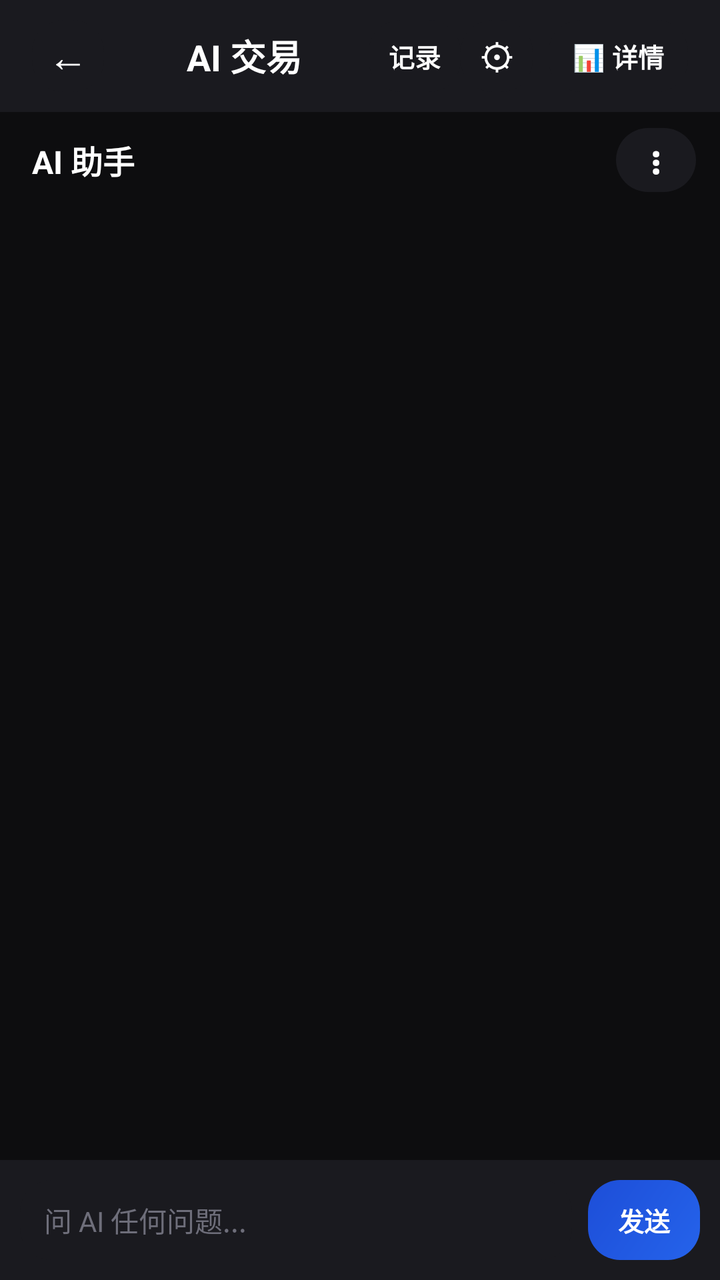
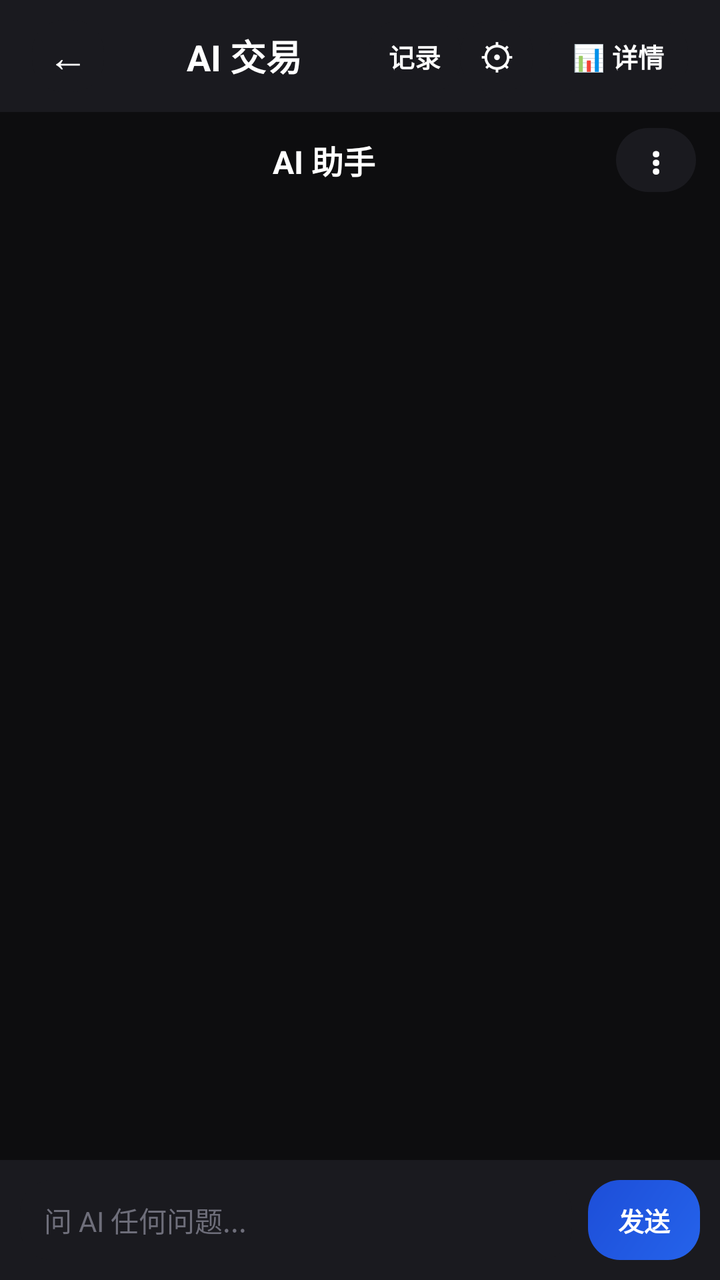

An Android layout rendered at two revisions. The XML below is the earlier revision; the diff shows what the commit changed to produce the second picture.
<!-- AndroidManifest.xml: application theme AppTheme -->
<!-- res/layout/activity_ai_agent.xml -->
<?xml version="1.0" encoding="utf-8"?>
<LinearLayout xmlns:android="http://schemas.android.com/apk/res/android"
    android:layout_width="match_parent"
    android:layout_height="match_parent"
    android:background="#0D0D0F"
    android:orientation="vertical">

    
    <LinearLayout
        android:layout_width="match_parent"
        android:layout_height="56dp"
        android:orientation="horizontal"
        android:gravity="center_vertical"
        android:background="#1A1A1F"
        android:paddingStart="16dp"
        android:paddingEnd="16dp">

        <TextView
            android:id="@+id/btnBack"
            android:layout_width="36dp"
            android:layout_height="36dp"
            android:text="←"
            android:textColor="#ffffff"
            android:textSize="20sp"
            android:gravity="center"
            android:background="@drawable/card_background" />

        <TextView
            android:layout_width="0dp"
            android:layout_height="wrap_content"
            android:layout_weight="1"
            android:text="@string/str_ai_trading"
            android:textColor="#ffffff"
            android:textSize="18sp"
            android:textStyle="bold"
            android:gravity="center"
            android:layout_marginStart="16dp" />

        <TextView
            android:id="@+id/btnRecords"
            android:layout_width="wrap_content"
            android:layout_height="36dp"
            android:text="@string/str_record"
            android:textColor="#ffffff"
            android:textSize="13sp"
            android:textStyle="bold"
            android:gravity="center"
            android:paddingStart="10dp"
            android:paddingEnd="10dp"
            android:layout_marginStart="8dp"
            android:background="@drawable/card_background" />

        <TextView
            android:id="@+id/btnSettings"
            android:layout_width="36dp"
            android:layout_height="36dp"
            android:text="⚙"
            android:textColor="#ffffff"
            android:textSize="18sp"
            android:gravity="center"
            android:background="@drawable/card_background" />

        
        <TextView
            android:id="@+id/btnToggleChat"
            android:layout_width="wrap_content"
            android:layout_height="36dp"
            android:text="@string/text_details_2"
            android:textColor="#ffffff"
            android:textSize="13sp"
            android:textStyle="bold"
            android:gravity="center"
            android:paddingStart="12dp"
            android:paddingEnd="12dp"
            android:layout_marginStart="8dp"
            android:background="@drawable/card_background" />

    </LinearLayout>

    
    <ScrollView
        android:id="@+id/detailsPanel"
        android:layout_width="match_parent"
        android:layout_height="0dp"
        android:layout_weight="1"
        android:fillViewport="true"
        android:visibility="gone">

        <LinearLayout
            android:layout_width="match_parent"
            android:layout_height="wrap_content"
            android:orientation="vertical"
            android:padding="16dp">

            
            <LinearLayout
                android:layout_width="match_parent"
                android:layout_height="wrap_content"
                android:orientation="vertical"
                android:background="@drawable/balance_card_background"
                android:padding="24dp"
                android:layout_marginBottom="16dp"
                android:gravity="center">

                <TextView
                    android:layout_width="wrap_content"
                    android:layout_height="wrap_content"
                    android:text="@string/str_profit_loss_today_2"
                    android:textColor="#8892b0"
                    android:textSize="12sp"
                    android:layout_marginBottom="4dp" />

                <TextView
                    android:id="@+id/tvDailyPnL"
                    android:layout_width="wrap_content"
                    android:layout_height="wrap_content"
                    android:text="$0.00"
                    android:textColor="#FFFFFF"
                    android:textSize="36sp"
                    android:textStyle="bold"
                    android:includeFontPadding="false"
                    android:layout_marginBottom="16dp" />

                <LinearLayout
                    android:layout_width="match_parent"
                    android:layout_height="wrap_content"
                    android:orientation="horizontal">

                    <LinearLayout
                        android:layout_width="0dp"
                        android:layout_height="wrap_content"
                        android:layout_weight="1"
                        android:orientation="vertical"
                        android:gravity="center">

                        <TextView
                            android:id="@+id/tvTradeCount"
                            android:layout_width="wrap_content"
                            android:layout_height="wrap_content"
                            android:text="0"
                            android:textColor="#FFFFFF"
                            android:textSize="20sp"
                            android:textStyle="bold" />

                        <TextView
                            android:layout_width="wrap_content"
                            android:layout_height="wrap_content"
                            android:text="@string/str_ai_trading"
                            android:textColor="#6E6E7A"
                            android:textSize="11sp"
                            android:layout_marginTop="2dp" />
                    </LinearLayout>

                    <LinearLayout
                        android:layout_width="0dp"
                        android:layout_height="wrap_content"
                        android:layout_weight="1"
                        android:orientation="vertical"
                        android:gravity="center">

                        <TextView
                            android:id="@+id/tvWinRate"
                            android:layout_width="wrap_content"
                            android:layout_height="wrap_content"
                            android:text="--"
                            android:textColor="#FFFFFF"
                            android:textSize="20sp"
                            android:textStyle="bold" />

                        <TextView
                            android:layout_width="wrap_content"
                            android:layout_height="wrap_content"
                            android:text="@string/str_win_rate_2"
                            android:textColor="#6E6E7A"
                            android:textSize="11sp"
                            android:layout_marginTop="2dp" />
                    </LinearLayout>

                    <LinearLayout
                        android:layout_width="0dp"
                        android:layout_height="wrap_content"
                        android:layout_weight="1"
                        android:orientation="vertical"
                        android:gravity="center">

                        <TextView
                            android:id="@+id/tvChainPrice"
                            android:layout_width="wrap_content"
                            android:layout_height="wrap_content"
                            android:text="ETH"
                            android:textColor="#FFFFFF"
                            android:textSize="20sp"
                            android:textStyle="bold" />

                        <TextView
                            android:layout_width="wrap_content"
                            android:layout_height="wrap_content"
                            android:text="@string/str_ai_trading"
                            android:textColor="#6E6E7A"
                            android:textSize="11sp"
                            android:layout_marginTop="2dp" />
                    </LinearLayout>
                </LinearLayout>
            </LinearLayout>

            
            <LinearLayout
                android:layout_width="match_parent"
                android:layout_height="wrap_content"
                android:orientation="horizontal"
                android:gravity="center_vertical"
                android:background="@drawable/card_background"
                android:padding="14dp"
                android:layout_marginBottom="12dp">

                <View
                    android:id="@+id/statusDot"
                    android:layout_width="8dp"
                    android:layout_height="8dp"
                    android:background="@drawable/dot_red" />

                <TextView
                    android:id="@+id/tvStatus"
                    android:layout_width="wrap_content"
                    android:layout_height="wrap_content"
                    android:text="@string/str_ai_not_started_2"
                    android:textColor="#FFFFFF"
                    android:textSize="13sp"
                    android:textStyle="bold"
                    android:layout_marginStart="8dp" />

                <TextView
                    android:id="@+id/tvCurrentPrice"
                    android:layout_width="0dp"
                    android:layout_height="wrap_content"
                    android:layout_weight="1"
                    android:text="$0.00"
                    android:textColor="#6E6E7A"
                    android:textSize="12sp"
                    android:gravity="end"
                    android:layout_marginEnd="12dp" />

                <TextView
                    android:id="@+id/tvSignal"
                    android:layout_width="wrap_content"
                    android:layout_height="wrap_content"
                    android:text="--"
                    android:textColor="#FFFFFF"
                    android:textSize="12sp"
                    android:textStyle="bold"
                    android:paddingStart="10dp"
                    android:paddingEnd="10dp"
                    android:paddingTop="4dp"
                    android:paddingBottom="4dp"
                    android:background="@drawable/card_background" />
            </LinearLayout>

            
            <LinearLayout
                android:layout_width="match_parent"
                android:layout_height="wrap_content"
                android:orientation="vertical"
                android:background="@drawable/card_background"
                android:padding="16dp"
                android:layout_marginBottom="12dp">

                <LinearLayout
                    android:id="@+id/indicatorsHeader"
                    android:layout_width="match_parent"
                    android:layout_height="wrap_content"
                    android:orientation="horizontal"
                    android:gravity="center_vertical">

                    <TextView
                        android:layout_width="0dp"
                        android:layout_height="wrap_content"
                        android:layout_weight="1"
                        android:text="@string/str_technical_specification"
                        android:textColor="#FFFFFF"
                        android:textSize="14sp"
                        android:textStyle="bold" />

                    <TextView
                        android:id="@+id/tvIndicatorsToggle"
                        android:layout_width="wrap_content"
                        android:layout_height="wrap_content"
                        android:text="@string/str_expand"
                        android:textColor="#2997F4"
                        android:textSize="12sp" />
                </LinearLayout>

                <LinearLayout
                    android:id="@+id/indicatorsBody"
                    android:layout_width="match_parent"
                    android:layout_height="wrap_content"
                    android:orientation="vertical"
                    android:visibility="gone"
                    android:layout_marginTop="12dp">

                    <LinearLayout
                        android:layout_width="match_parent"
                        android:layout_height="wrap_content"
                        android:orientation="horizontal"
                        android:layout_marginBottom="8dp">
                        <TextView android:layout_width="wrap_content" android:layout_height="wrap_content" android:text="RSI(14)" android:textColor="#6E6E7A" android:textSize="12sp" />
                        <TextView android:id="@+id/tvRSI" android:layout_width="0dp" android:layout_height="wrap_content" android:layout_weight="1" android:text="--" android:textColor="#FFFFFF" android:textSize="12sp" android:gravity="end" />
                    </LinearLayout>

                    <LinearLayout
                        android:layout_width="match_parent"
                        android:layout_height="wrap_content"
                        android:orientation="horizontal"
                        android:layout_marginBottom="8dp">
                        <TextView android:layout_width="wrap_content" android:layout_height="wrap_content" android:text="MACD" android:textColor="#6E6E7A" android:textSize="12sp" />
                        <TextView android:id="@+id/tvMACD" android:layout_width="0dp" android:layout_height="wrap_content" android:layout_weight="1" android:text="--" android:textColor="#FFFFFF" android:textSize="12sp" android:gravity="end" />
                    </LinearLayout>

                    <LinearLayout
                        android:layout_width="match_parent"
                        android:layout_height="wrap_content"
                        android:orientation="horizontal"
                        android:layout_marginBottom="8dp">
                        <TextView android:layout_width="wrap_content" android:layout_height="wrap_content" android:text="MA(20)" android:textColor="#6E6E7A" android:textSize="12sp" />
                        <TextView android:id="@+id/tvMA20" android:layout_width="0dp" android:layout_height="wrap_content" android:layout_weight="1" android:text="--" android:textColor="#FFFFFF" android:textSize="12sp" android:gravity="end" />
                    </LinearLayout>

                    <LinearLayout
                        android:layout_width="match_parent"
                        android:layout_height="wrap_content"
                        android:orientation="horizontal">
                        <TextView android:layout_width="wrap_content" android:layout_height="wrap_content" android:text="MA(50)" android:textColor="#6E6E7A" android:textSize="12sp" />
                        <TextView android:id="@+id/tvMA50" android:layout_width="0dp" android:layout_height="wrap_content" android:layout_weight="1" android:text="--" android:textColor="#FFFFFF" android:textSize="12sp" android:gravity="end" />
                    </LinearLayout>
                </LinearLayout>
            </LinearLayout>

            
            <LinearLayout
                android:layout_width="match_parent"
                android:layout_height="wrap_content"
                android:orientation="horizontal"
                android:gravity="center_vertical"
                android:background="@drawable/card_background"
                android:padding="14dp"
                android:layout_marginBottom="12dp">

                <TextView
                    android:layout_width="wrap_content"
                    android:layout_height="wrap_content"
                    android:text="@string/str_current_chain"
                    android:textColor="#6E6E7A"
                    android:textSize="13sp" />

                <TextView
                    android:id="@+id/tvCurrentChain"
                    android:layout_width="0dp"
                    android:layout_height="40dp"
                    android:layout_weight="1"
                    android:gravity="center_vertical"
                    android:text="BNB"
                    android:textColor="#FFFFFF"
                    android:textSize="14sp"
                    android:textStyle="bold"
                    android:paddingStart="12dp"
                    android:paddingEnd="12dp" />
            </LinearLayout>

            
            <LinearLayout
                android:layout_width="match_parent"
                android:layout_height="wrap_content"
                android:orientation="vertical"
                android:background="@drawable/card_background"
                android:padding="14dp"
                android:layout_marginBottom="12dp">

                <TextView
                    android:layout_width="wrap_content"
                    android:layout_height="wrap_content"
                    android:text="@string/str_signal_analysis"
                    android:textColor="#FFFFFF"
                    android:textSize="13sp"
                    android:textStyle="bold"
                    android:layout_marginBottom="6dp" />

                <TextView
                    android:id="@+id/tvSignalReason"
                    android:layout_width="match_parent"
                    android:layout_height="wrap_content"
                    android:text="--"
                    android:textColor="#6E6E7A"
                    android:textSize="12sp" />
            </LinearLayout>

            
            <LinearLayout
                android:layout_width="match_parent"
                android:layout_height="wrap_content"
                android:orientation="horizontal"
                android:gravity="center_vertical"
                android:background="@drawable/card_background"
                android:padding="14dp"
                android:layout_marginBottom="16dp">

                <TextView
                    android:layout_width="wrap_content"
                    android:layout_height="wrap_content"
                    android:text="@string/str_next_time_to_check"
                    android:textColor="#6E6E7A"
                    android:textSize="12sp" />

                <TextView
                    android:id="@+id/tvNextCheck"
                    android:layout_width="0dp"
                    android:layout_height="wrap_content"
                    android:layout_weight="1"
                    android:text="--"
                    android:textColor="#FFFFFF"
                    android:textSize="12sp"
                    android:gravity="end" />
            </LinearLayout>

            
            <TextView
                android:id="@+id/btnStartAgent"
                android:layout_width="match_parent"
                android:layout_height="52dp"
                android:text="@string/text_launch_ai_agent"
                android:textColor="#FFFFFF"
                android:textSize="16sp"
                android:textStyle="bold"
                android:gravity="center"
                android:background="@drawable/balance_card_background" />

        </LinearLayout>
    </ScrollView>

    
    <LinearLayout
        android:id="@+id/chatPanel"
        android:layout_width="match_parent"
        android:layout_height="0dp"
        android:layout_weight="1"
        android:orientation="vertical"
        android:background="#0D0D0F"
        android:visibility="visible">

        
        <LinearLayout
            android:layout_width="match_parent"
            android:layout_height="wrap_content"
            android:orientation="horizontal"
            android:gravity="center_vertical"
            android:paddingStart="16dp"
            android:paddingEnd="12dp"
            android:paddingTop="8dp"
            android:paddingBottom="8dp">

            <TextView
                android:layout_width="0dp"
                android:layout_height="wrap_content"
                android:layout_weight="1"
                android:text="@string/str_ai_assistant"
                android:textColor="#FFFFFF"
                android:textSize="16sp"
                android:textStyle="bold" />

            <TextView
                android:id="@+id/btnChatMenu"
                android:layout_width="40dp"
                android:layout_height="32dp"
                android:text="⋮"
                android:textColor="#FFFFFF"
                android:textSize="18sp"
                android:textStyle="bold"
                android:gravity="center"
                android:background="@drawable/card_background" />
        </LinearLayout>

        
        <ScrollView
            android:id="@+id/chatScroll"
            android:layout_width="match_parent"
            android:layout_height="0dp"
            android:layout_weight="1"
            android:fillViewport="true"
            android:padding="12dp">

            <LinearLayout
                android:id="@+id/chatList"
                android:layout_width="match_parent"
                android:layout_height="wrap_content"
                android:orientation="vertical" />
        </ScrollView>

        
        <LinearLayout
            android:layout_width="match_parent"
            android:layout_height="wrap_content"
            android:orientation="horizontal"
            android:gravity="center_vertical"
            android:background="#1A1A1F"
            android:padding="10dp">

            <EditText
                android:id="@+id/etChatInput"
                android:layout_width="0dp"
                android:layout_height="40dp"
                android:layout_weight="1"
                android:hint="@string/str_ask_the_ai_any"
                android:textColorHint="#6E6E7A"
                android:textColor="#FFFFFF"
                android:textSize="14sp"
                android:background="@drawable/card_background"
                android:paddingStart="12dp"
                android:paddingEnd="12dp"
                android:singleLine="true"
                android:imeOptions="actionSend" />

            <TextView
                android:id="@+id/btnChatSend"
                android:layout_width="56dp"
                android:layout_height="40dp"
                android:layout_marginStart="8dp"
                android:text="@string/str_send"
                android:textColor="#FFFFFF"
                android:textSize="13sp"
                android:textStyle="bold"
                android:gravity="center"
                android:background="@drawable/balance_card_background" />
        </LinearLayout>
    </LinearLayout>
</LinearLayout>
<!-- resources referenced by this layout -->
<resources>
  <!-- drawable balance_card_background (drawable) -->
  <?xml version="1.0" encoding="utf-8"?>
  <shape xmlns:android="http://schemas.android.com/apk/res/android" android:shape="rectangle">
      <gradient android:startColor="#2563EB" android:endColor="#1D4ED8" android:angle="135" />
      <corners android:radius="16dp" />
  </shape>
  <!-- drawable card_background (drawable) -->
  <?xml version="1.0" encoding="utf-8"?>
  <shape xmlns:android="http://schemas.android.com/apk/res/android" android:shape="rectangle">
      <solid android:color="#1A1A1F" />
      <corners android:radius="16dp" />
  </shape>
  <!-- drawable dot_red (drawable) -->
  <?xml version="1.0" encoding="utf-8"?>
  <shape xmlns:android="http://schemas.android.com/apk/res/android"
      android:shape="oval">
      <solid android:color="#FF4757" />
      <size android:width="8dp" android:height="8dp" />
  </shape>
  <string name="str_ai_assistant">AI 助手</string>
  <string name="str_ai_not_started_2">AI 未启动</string>
  <string name="str_ai_trading">AI 交易</string>
  <string name="str_ask_the_ai_any">问 AI 任何问题...</string>
  <string name="str_current_chain">当前链: </string>
  <string name="str_expand">展开</string>
  <string name="str_next_time_to_check">下次检查: </string>
  <string name="str_profit_loss_today_2">今日盈亏</string>
  <string name="str_record">记录</string>
  <string name="str_send">发送</string>
  <string name="str_signal_analysis">信号分析</string>
  <string name="str_technical_specification">技术指标</string>
  <string name="str_win_rate_2">胜率</string>
  <string name="text_details_2">📊 详情</string>
  <string name="text_launch_ai_agent">启动 AI 智能体</string>
  <style name="AppTheme" parent="Theme.MaterialComponents.DayNight.NoActionBar">
          <item name="colorPrimary">#667eea</item>
          <item name="colorPrimaryVariant">#764ba2</item>
          <item name="colorOnPrimary">#ffffff</item>
          <item name="android:statusBarColor">?android:attr/colorBackground</item>
          <item name="android:windowBackground">?android:attr/colorBackground</item>
          <item name="android:navigationBarColor">?android:attr/colorBackground</item>
      </style>
</resources>

<!-- the commit's change to res/layout/activity_ai_agent.xml (unified diff, before → after) -->
@@ -463,7 +463,8 @@
                 android:text="@string/str_ai_assistant"
                 android:textColor="#FFFFFF"
                 android:textSize="16sp"
-                android:textStyle="bold" />
+                android:textStyle="bold"
+                android:gravity="center" />
 
             <TextView
                 android:id="@+id/btnChatMenu"
